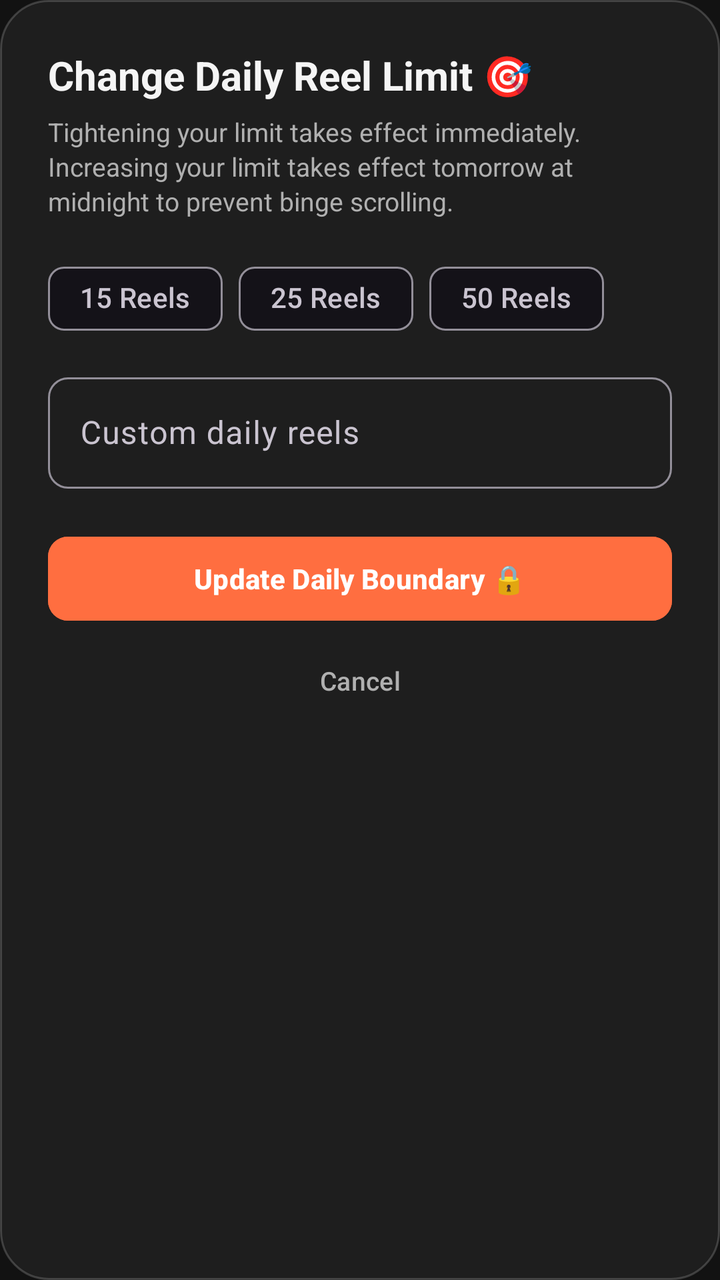
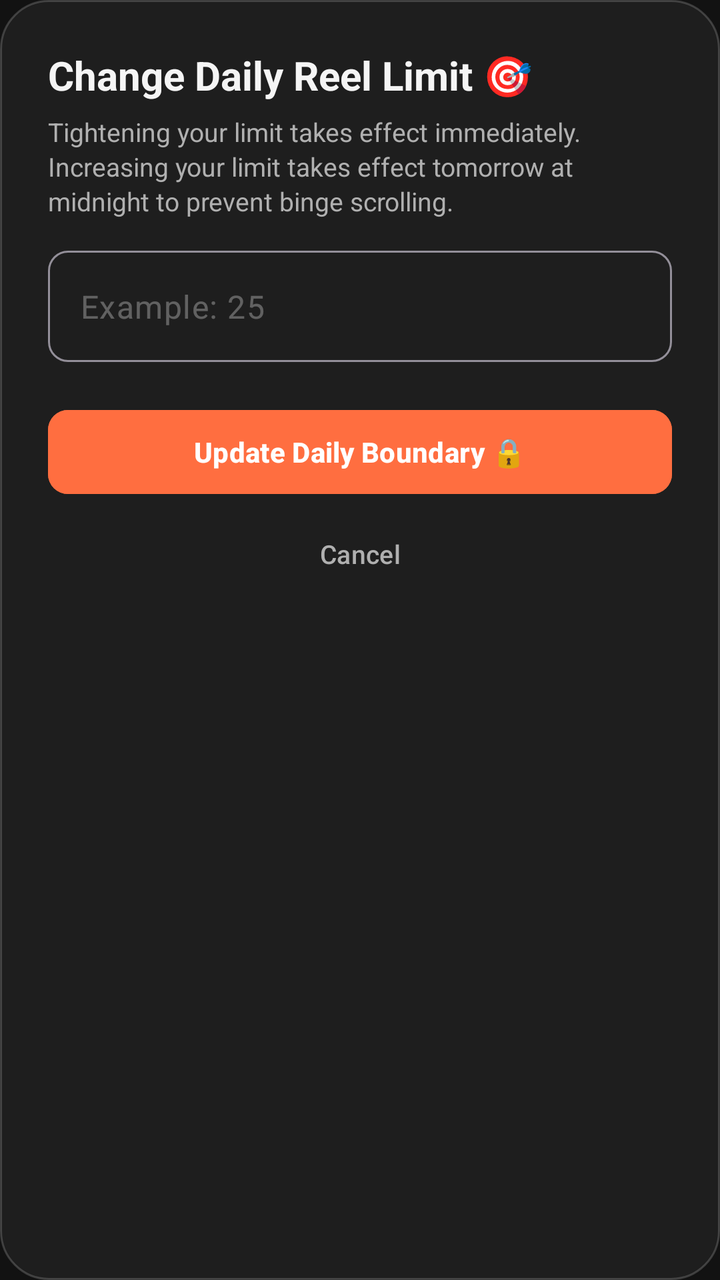

Before-and-after screenshots of an Android layout around one commit, followed by the original layout XML and the change that was made.
<!-- AndroidManifest.xml: application theme Theme.AntiScrollerKitty -->
<!-- res/layout/dialog_change_limit.xml -->
<?xml version="1.0" encoding="utf-8"?>
<LinearLayout xmlns:android="http://schemas.android.com/apk/res/android"
    xmlns:app="http://schemas.android.com/apk/res-auto"
    android:layout_width="match_parent"
    android:layout_height="wrap_content"
    android:orientation="vertical"
    android:background="@drawable/bg_dialog_glass"
    android:padding="24dp">

    <TextView
        android:layout_width="wrap_content"
        android:layout_height="wrap_content"
        android:text="Change Daily Reel Limit 🎯"
        android:textColor="@color/text_primary"
        android:textSize="20sp"
        android:textStyle="bold" />

    <TextView
        android:layout_width="wrap_content"
        android:layout_height="wrap_content"
        android:layout_marginTop="6dp"
        android:text="Tightening your limit takes effect immediately. Increasing your limit takes effect tomorrow at midnight to prevent binge scrolling."
        android:textColor="@color/text_secondary"
        android:textSize="13sp"
        android:lineSpacingExtra="2dp" />

    <com.google.android.material.chip.ChipGroup
        android:id="@+id/chipGroupChangeLimit"
        android:layout_width="match_parent"
        android:layout_height="wrap_content"
        android:layout_marginTop="16dp"
        app:singleSelection="true">

        <com.google.android.material.chip.Chip
            android:id="@+id/chipChange15"
            android:layout_width="wrap_content"
            android:layout_height="wrap_content"
            android:text="15 Reels"
            style="@style/Widget.Material3.Chip.Filter" />

        <com.google.android.material.chip.Chip
            android:id="@+id/chipChange25"
            android:layout_width="wrap_content"
            android:layout_height="wrap_content"
            android:text="25 Reels"
            style="@style/Widget.Material3.Chip.Filter" />

        <com.google.android.material.chip.Chip
            android:id="@+id/chipChange50"
            android:layout_width="wrap_content"
            android:layout_height="wrap_content"
            android:text="50 Reels"
            style="@style/Widget.Material3.Chip.Filter" />
    </com.google.android.material.chip.ChipGroup>

    <com.google.android.material.textfield.TextInputLayout
        android:layout_width="match_parent"
        android:layout_height="wrap_content"
        android:layout_marginTop="10dp"
        android:hint="Custom daily reels"
        app:boxCornerRadiusBottomEnd="10dp"
        app:boxCornerRadiusBottomStart="10dp"
        app:boxCornerRadiusTopEnd="10dp"
        app:boxCornerRadiusTopStart="10dp"
        style="@style/Widget.Material3.TextInputLayout.OutlinedBox">

        <com.google.android.material.textfield.TextInputEditText
            android:id="@+id/etChangeLimit"
            android:layout_width="match_parent"
            android:layout_height="wrap_content"
            android:inputType="number"
            android:maxLength="4"
            android:textColor="@color/text_primary" />
    </com.google.android.material.textfield.TextInputLayout>

    <com.google.android.material.button.MaterialButton
        android:id="@+id/btnSaveChangeLimit"
        android:layout_width="match_parent"
        android:layout_height="50dp"
        android:layout_marginTop="20dp"
        android:text="Update Daily Boundary 🔒"
        android:backgroundTint="@color/primary"
        android:textColor="@color/on_primary"
        android:textSize="14sp"
        android:textStyle="bold"
        app:cornerRadius="10dp" />

    <com.google.android.material.button.MaterialButton
        android:id="@+id/btnCancelChangeLimit"
        android:layout_width="match_parent"
        android:layout_height="40dp"
        android:layout_marginTop="6dp"
        android:text="Cancel"
        style="@style/Widget.Material3.Button.TextButton"
        android:textColor="@color/text_secondary"
        android:textSize="13sp" />

</LinearLayout>
<!-- resources referenced by this layout -->
<resources>
  <color name="on_primary">#FFFFFF</color>
  <color name="primary">#FF6E40</color>
  <color name="text_primary">#F5F5F5</color>
  <color name="text_secondary">#B0B0B0</color>
  <!-- drawable bg_dialog_glass (drawable) -->
  <?xml version="1.0" encoding="utf-8"?>
  <shape xmlns:android="http://schemas.android.com/apk/res/android"
      android:shape="rectangle">
      <corners android:radius="24dp" />
      <solid android:color="#1E1E1E" />
      <stroke
          android:width="1dp"
          android:color="#2EFFFFFF" />
  </shape>
  <style name="Theme.AntiScrollerKitty" parent="Theme.Material3.Dark.NoActionBar">
          <item name="colorPrimary">@color/primary</item>
          <item name="colorOnPrimary">@color/on_primary</item>
          <item name="colorSecondary">@color/secondary</item>
          <item name="colorOnSecondary">@color/on_secondary</item>
          <item name="android:statusBarColor">@color/background</item>
          <item name="android:navigationBarColor">@color/background</item>
          <item name="android:windowBackground">@color/background</item>
      </style>
  <color name="secondary">#26A69A</color>
  <color name="on_secondary">#FFFFFF</color>
  <color name="background">#121212</color>
</resources>

<!-- the commit's change to res/layout/dialog_change_limit.xml (unified diff, before → after) -->
@@ -24,40 +24,11 @@
         android:textSize="13sp"
         android:lineSpacingExtra="2dp" />
 
-    <com.google.android.material.chip.ChipGroup
-        android:id="@+id/chipGroupChangeLimit"
+    <com.google.android.material.textfield.TextInputLayout
         android:layout_width="match_parent"
         android:layout_height="wrap_content"
         android:layout_marginTop="16dp"
-        app:singleSelection="true">
-
-        <com.google.android.material.chip.Chip
-            android:id="@+id/chipChange15"
-            android:layout_width="wrap_content"
-            android:layout_height="wrap_content"
-            android:text="15 Reels"
-            style="@style/Widget.Material3.Chip.Filter" />
-
-        <com.google.android.material.chip.Chip
-            android:id="@+id/chipChange25"
-            android:layout_width="wrap_content"
-            android:layout_height="wrap_content"
-            android:text="25 Reels"
-            style="@style/Widget.Material3.Chip.Filter" />
-
-        <com.google.android.material.chip.Chip
-            android:id="@+id/chipChange50"
-            android:layout_width="wrap_content"
-            android:layout_height="wrap_content"
-            android:text="50 Reels"
-            style="@style/Widget.Material3.Chip.Filter" />
-    </com.google.android.material.chip.ChipGroup>
-
-    <com.google.android.material.textfield.TextInputLayout
-        android:layout_width="match_parent"
-        android:layout_height="wrap_content"
-        android:layout_marginTop="10dp"
-        android:hint="Custom daily reels"
+        app:hintEnabled="false"
         app:boxCornerRadiusBottomEnd="10dp"
         app:boxCornerRadiusBottomStart="10dp"
         app:boxCornerRadiusTopEnd="10dp"
@@ -70,6 +41,8 @@
             android:layout_height="wrap_content"
             android:inputType="number"
             android:maxLength="4"
+            android:hint="Example: 25"
+            android:textColorHint="#4DFFFFFF"
             android:textColor="@color/text_primary" />
     </com.google.android.material.textfield.TextInputLayout>
 
